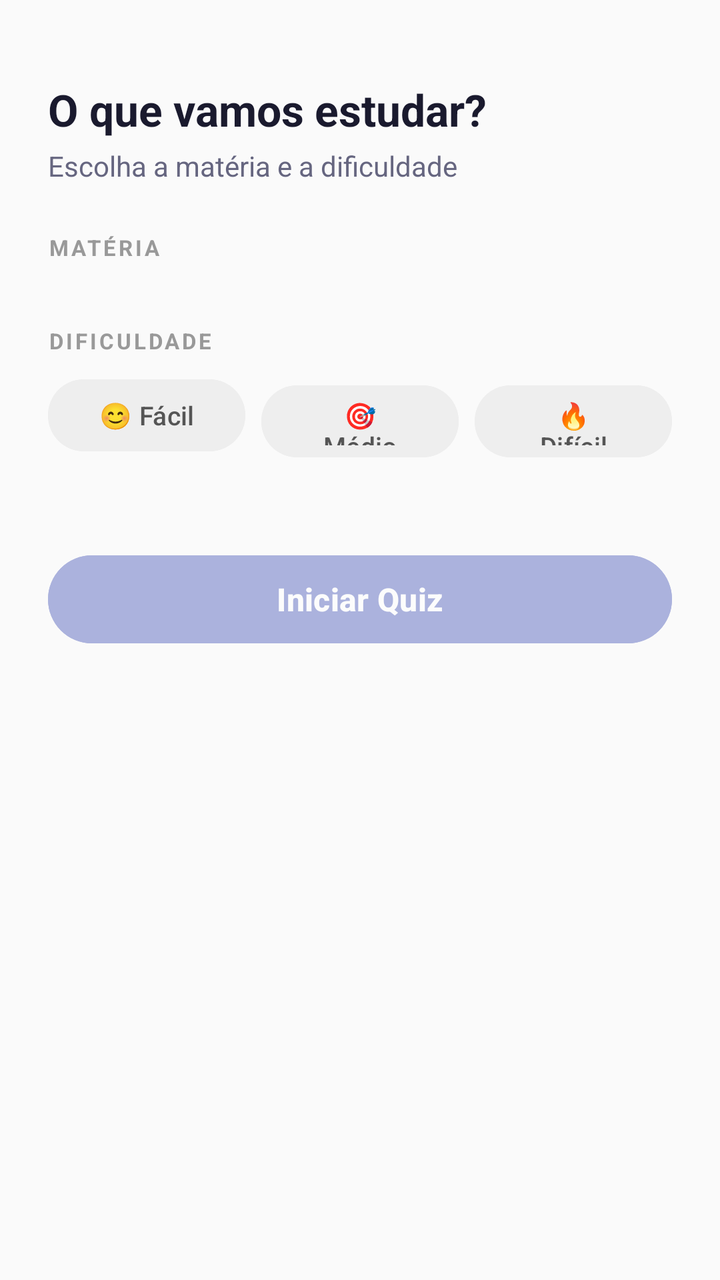
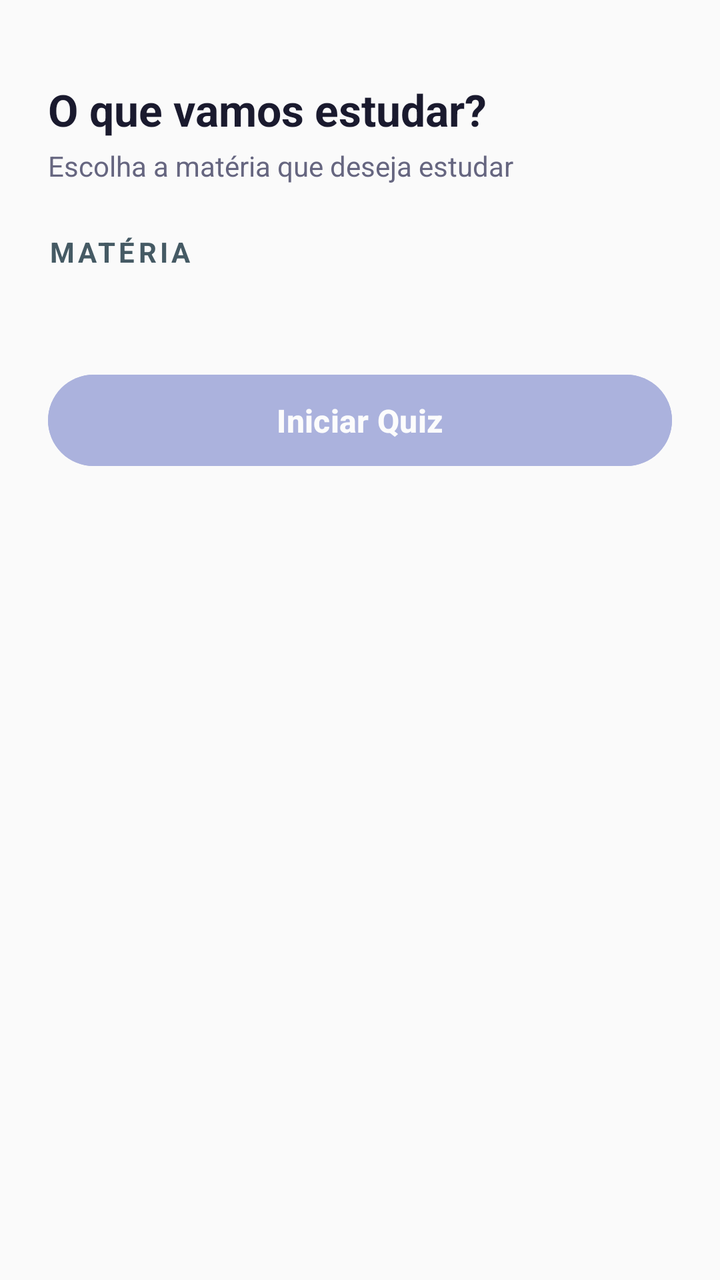

Compare the two renders of this Android layout. The source of the first and the diff that turns it into the second are given below.
<!-- AndroidManifest.xml: application theme Theme.Tcc -->
<!-- res/layout/activity_selecionar_materia.xml -->
<?xml version="1.0" encoding="utf-8"?>
<androidx.constraintlayout.widget.ConstraintLayout xmlns:android="http://schemas.android.com/apk/res/android"
    android:layout_width="match_parent"
    android:layout_height="match_parent">
    <ScrollView xmlns:android="http://schemas.android.com/apk/res/android"
        android:layout_width="match_parent"
        android:layout_height="match_parent"
        android:background="#FAFAFA"
        android:fillViewport="true">

        <LinearLayout
            android:layout_width="match_parent"
            android:layout_height="wrap_content"
            android:orientation="vertical"
            android:padding="24dp">

            
            <TextView
                android:layout_width="wrap_content"
                android:layout_height="wrap_content"
                android:text="O que vamos estudar?"
                android:textSize="22sp"
                android:textStyle="bold"
                android:textColor="#1A1A2E"
                android:layout_marginTop="16dp"/>

            <TextView
                android:layout_width="wrap_content"
                android:layout_height="wrap_content"
                android:text="Escolha a matéria e a dificuldade"
                android:textSize="14sp"
                android:textColor="#666680"
                android:layout_marginTop="4dp"
                android:layout_marginBottom="24dp"/>

            
            <TextView
                android:layout_width="wrap_content"
                android:layout_height="wrap_content"
                android:text="MATÉRIA"
                android:textSize="11sp"
                android:textStyle="bold"
                android:textColor="#999999"
                android:letterSpacing="0.12"
                android:layout_marginBottom="8dp"/>

            
            <androidx.recyclerview.widget.RecyclerView
                android:id="@+id/rvMaterias"
                android:layout_width="match_parent"
                android:layout_height="wrap_content"
                android:nestedScrollingEnabled="false"
                android:layout_marginBottom="24dp"/>

            
            <TextView
                android:layout_width="wrap_content"
                android:layout_height="wrap_content"
                android:text="DIFICULDADE"
                android:textSize="11sp"
                android:textStyle="bold"
                android:textColor="#999999"
                android:letterSpacing="0.12"
                android:layout_marginBottom="8dp"/>

            
            <LinearLayout
                android:layout_width="match_parent"
                android:layout_height="wrap_content"
                android:orientation="horizontal"
                android:layout_marginBottom="28dp">

                <Button
                    android:id="@+id/btnFacil"
                    android:layout_width="0dp"
                    android:layout_height="44dp"
                    android:layout_weight="1"
                    android:layout_marginEnd="4dp"
                    android:text="😊 Fácil"
                    android:textSize="13sp"
                    android:textColor="#555555"
                    android:backgroundTint="#EEEEEE"/>

                <Button
                    android:id="@+id/btnMedio"
                    android:layout_width="0dp"
                    android:layout_height="44dp"
                    android:layout_weight="1"
                    android:layout_marginStart="4dp"
                    android:layout_marginEnd="4dp"
                    android:text="🎯 Médio"
                    android:textSize="13sp"
                    android:textColor="#555555"
                    android:backgroundTint="#EEEEEE"/>

                <Button
                    android:id="@+id/btnDificil"
                    android:layout_width="0dp"
                    android:layout_height="44dp"
                    android:layout_weight="1"
                    android:layout_marginStart="4dp"
                    android:text="🔥 Difícil"
                    android:textSize="13sp"
                    android:textColor="#555555"
                    android:backgroundTint="#EEEEEE"/>

            </LinearLayout>

            
            <LinearLayout
                android:layout_width="match_parent"
                android:layout_height="wrap_content"
                android:orientation="vertical"
                android:gravity="center"
                android:layout_marginBottom="8dp">

                <ProgressBar
                    android:id="@+id/progressBar"
                    android:layout_width="wrap_content"
                    android:layout_height="wrap_content"
                    android:visibility="gone"/>

                <TextView
                    android:id="@+id/tvCarregando"
                    android:layout_width="wrap_content"
                    android:layout_height="wrap_content"
                    android:text="✨ Gerando questões com IA..."
                    android:textSize="14sp"
                    android:textColor="#5C6BC0"
                    android:gravity="center"
                    android:visibility="gone"
                    android:layout_marginTop="8dp"/>

            </LinearLayout>

            
            <Button
                android:id="@+id/btnIniciar"
                android:layout_width="match_parent"
                android:layout_height="52dp"
                android:text="Iniciar Quiz"
                android:textSize="16sp"
                android:textStyle="bold"
                android:textColor="#FFFFFF"
                android:backgroundTint="#5C6BC0"
                android:enabled="false"
                android:alpha="0.5"
                android:layout_marginTop="8dp"
                android:layout_marginBottom="16dp"/>

        </LinearLayout>
    </ScrollView>


</androidx.constraintlayout.widget.ConstraintLayout>
<!-- resources referenced by this layout -->
<resources>
  <style name="Theme.Tcc" parent="Base.Theme.Tcc" />
  <style name="Base.Theme.Tcc" parent="Theme.Material3.DayNight.NoActionBar">
          
          
      </style>
</resources>

<!-- the commit's change to res/layout/activity_selecionar_materia.xml (unified diff, before → after) -->
@@ -1,5 +1,6 @@
 <?xml version="1.0" encoding="utf-8"?>
 <androidx.constraintlayout.widget.ConstraintLayout xmlns:android="http://schemas.android.com/apk/res/android"
+    android:id="@+id/raizMaterias"
     android:layout_width="match_parent"
     android:layout_height="match_parent">
     <ScrollView xmlns:android="http://schemas.android.com/apk/res/android"
@@ -27,7 +28,7 @@
             <TextView
                 android:layout_width="wrap_content"
                 android:layout_height="wrap_content"
-                android:text="Escolha a matéria e a dificuldade"
+                android:text="Escolha a matéria que deseja estudar"
                 android:textSize="14sp"
                 android:textColor="#666680"
                 android:layout_marginTop="4dp"
@@ -38,9 +39,9 @@
                 android:layout_width="wrap_content"
                 android:layout_height="wrap_content"
                 android:text="MATÉRIA"
-                android:textSize="11sp"
+                android:textSize="14sp"
                 android:textStyle="bold"
-                android:textColor="#999999"
+                android:textColor="#455A64"
                 android:letterSpacing="0.12"
                 android:layout_marginBottom="8dp"/>
 
@@ -51,60 +52,6 @@
                 android:layout_height="wrap_content"
                 android:nestedScrollingEnabled="false"
                 android:layout_marginBottom="24dp"/>
-
-            
-            <TextView
-                android:layout_width="wrap_content"
-                android:layout_height="wrap_content"
-                android:text="DIFICULDADE"
-                android:textSize="11sp"
-                android:textStyle="bold"
-                android:textColor="#999999"
-                android:letterSpacing="0.12"
-                android:layout_marginBottom="8dp"/>
-
-            
-            <LinearLayout
-                android:layout_width="match_parent"
-                android:layout_height="wrap_content"
-                android:orientation="horizontal"
-                android:layout_marginBottom="28dp">
-
-                <Button
-                    android:id="@+id/btnFacil"
-                    android:layout_width="0dp"
-                    android:layout_height="44dp"
-                    android:layout_weight="1"
-                    android:layout_marginEnd="4dp"
-                    android:text="😊 Fácil"
-                    android:textSize="13sp"
-                    android:textColor="#555555"
-                    android:backgroundTint="#EEEEEE"/>
-
-                <Button
-                    android:id="@+id/btnMedio"
-                    android:layout_width="0dp"
-                    android:layout_height="44dp"
-                    android:layout_weight="1"
-                    android:layout_marginStart="4dp"
-                    android:layout_marginEnd="4dp"
-                    android:text="🎯 Médio"
-                    android:textSize="13sp"
-                    android:textColor="#555555"
-                    android:backgroundTint="#EEEEEE"/>
-
-                <Button
-                    android:id="@+id/btnDificil"
-                    android:layout_width="0dp"
-                    android:layout_height="44dp"
-                    android:layout_weight="1"
-                    android:layout_marginStart="4dp"
-                    android:text="🔥 Difícil"
-                    android:textSize="13sp"
-                    android:textColor="#555555"
-                    android:backgroundTint="#EEEEEE"/>
-
-            </LinearLayout>
 
             
             <LinearLayout
@@ -137,7 +84,9 @@
             <Button
                 android:id="@+id/btnIniciar"
                 android:layout_width="match_parent"
-                android:layout_height="52dp"
+                android:layout_height="wrap_content"
+                android:minHeight="52dp"
+                android:padding="12dp"
                 android:text="Iniciar Quiz"
                 android:textSize="16sp"
                 android:textStyle="bold"
